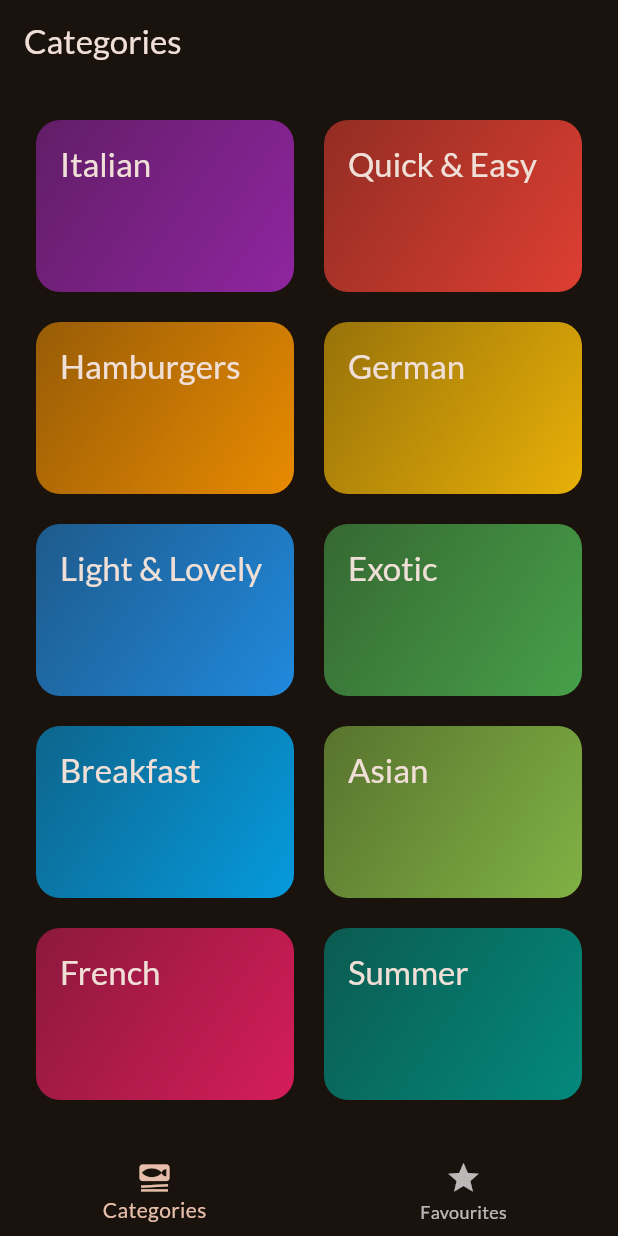
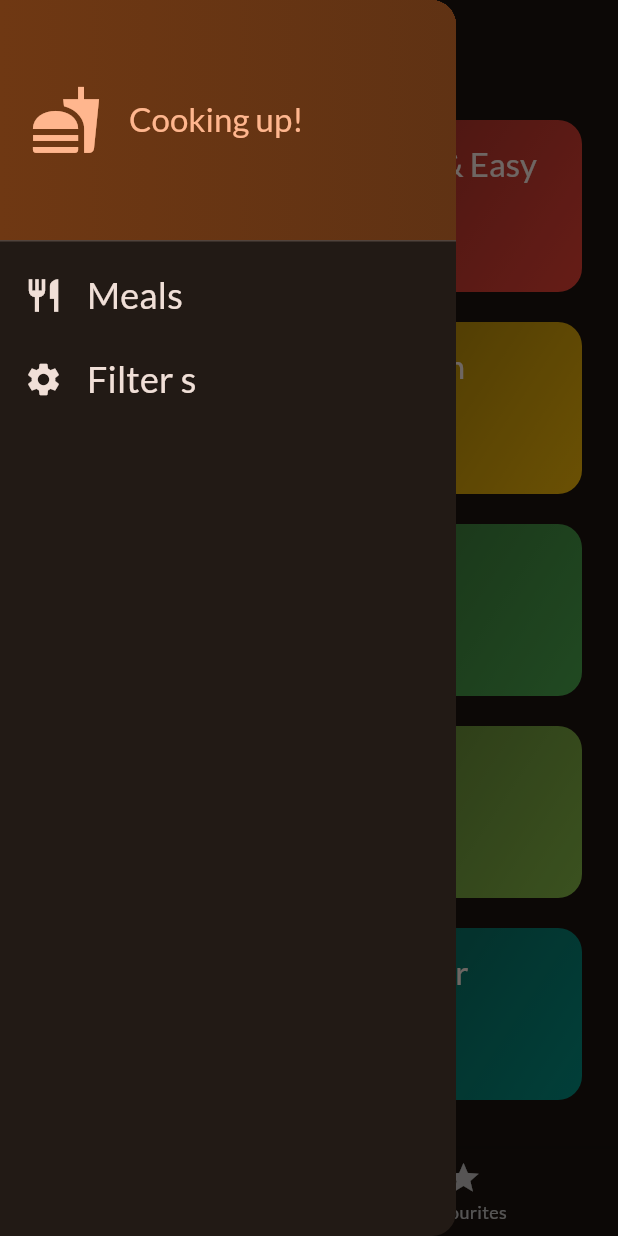
Before and after one commit to imdanishk/meals_app, a Flutter app: the screen it shows after launch, with the side drawer open (before the commit the screen has no drawer), on a phone screen of 412 x 824 dp. Run offline on Flutter 3.47's test engine with Material 3 defaults, Android fonts, the phone set to English and light mode, and no system bars; our stand-ins replace google_fonts, transparent_image.

Commit message:
Add nav drawer

```diff
--- /dev/null
+++ b/lib/screens/main_drawer.dart
@@ -0,0 +1,82 @@
+import 'package:flutter/material.dart';
+
+class MainDrawer extends StatelessWidget {
+  const MainDrawer({super.key, required this.onSelectScreen});
+
+  final void Function(String identifier) onSelectScreen;
+
+  @override
+  Widget build(BuildContext context) {
+    return Drawer(
+      child: Column(
+        children: [
+          DrawerHeader(
+            padding: const EdgeInsets.all(20),
+            decoration: BoxDecoration(
+              gradient: LinearGradient(
+                colors: [
+                  Theme.of(context).colorScheme.primaryContainer,
+                  Theme.of(context)
+                      .colorScheme
+                      .primaryContainer
+                      .withOpacity(0.8),
+                ],
+              ),
+            ),
+            child: Row(
+              children: [
+                Icon(
+                  Icons.fastfood,
+                  size: 48,
+                  color: Theme.of(context).colorScheme.primary,
+                ),
+                const SizedBox(width: 18),
+                Text(
+                  'Cooking up!',
+                  style: Theme.of(context)
+                      .textTheme
+                      .titleLarge
+                      ?.copyWith(color: Theme.of(context).colorScheme.primary),
+                ),
+              ],
+            ),
+          ),
+          ListTile(
+            leading: Icon(
+              Icons.restaurant,
+              size: 26,
+              color: Theme.of(context).colorScheme.onSurface,
+            ),
+            title: Text(
+              'Meals',
+              style: Theme.of(context).textTheme.titleSmall?.copyWith(
+                    color: Theme.of(context).colorScheme.onSurface,
+                    fontSize: 24,
+                  ),
+            ),
+            onTap: () {
+              onSelectScreen('meals');
+            },
+          ),
+          ListTile(
+            leading: Icon(
+              Icons.settings,
+              size: 26,
+              color: Theme.of(context).colorScheme.onSurface,
+            ),
+            title: Text(
+              'Filter s',
+              style: Theme.of(context).textTheme.titleSmall?.copyWith(
+                    color: Theme.of(context).colorScheme.onSurface,
+                    fontSize: 24,
+                  ),
+            ),
+            onTap: () {
+              onSelectScreen('filters');
+            },
+          ),
+        ],
+      ),
+    );
+  }
+}
--- a/lib/screens/tabs.dart
+++ b/lib/screens/tabs.dart
@@ -1,6 +1,7 @@
 import 'package:flutter/material.dart';
 import 'package:meals_app/models/meal.dart';
 import 'package:meals_app/screens/categories.dart';
+import 'package:meals_app/screens/main_drawer.dart';
 import 'package:meals_app/screens/meals.dart';
 
 class TabsScreen extends StatefulWidget {
@@ -43,6 +44,14 @@ class _TabsScreenState extends State<TabsScreen> {
     }
   }
 
+  void _setScreen(String identifier) {
+    if (identifier == 'filters') {
+
+    } else {
+      Navigator.of(context).pop();
+    }
+  }
+
   @override
   Widget build(BuildContext context) {
     Widget activePage = CategoriesScreen(
@@ -62,6 +71,7 @@ class _TabsScreenState extends State<TabsScreen> {
         title: Text(activePageTitle),
       ),
       body: activePage,
+      drawer: MainDrawer(onSelectScreen: _setScreen,),
       bottomNavigationBar: BottomNavigationBar(
         onTap: _selectPage,
         currentIndex: _selectedPageIndex,
```
